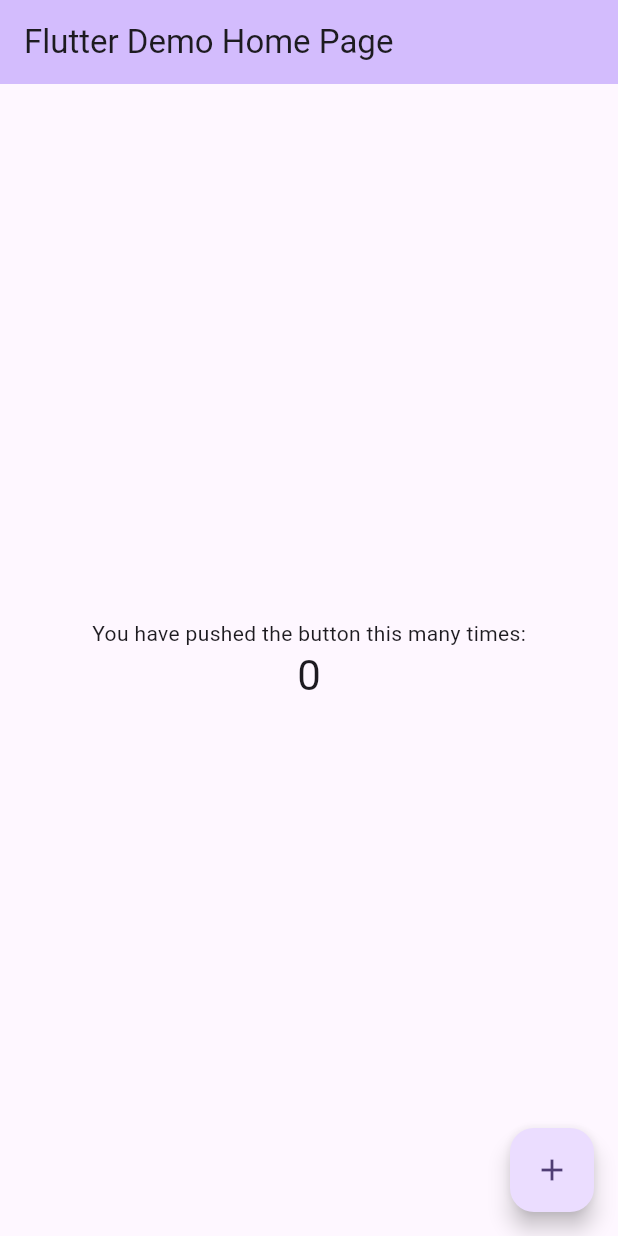
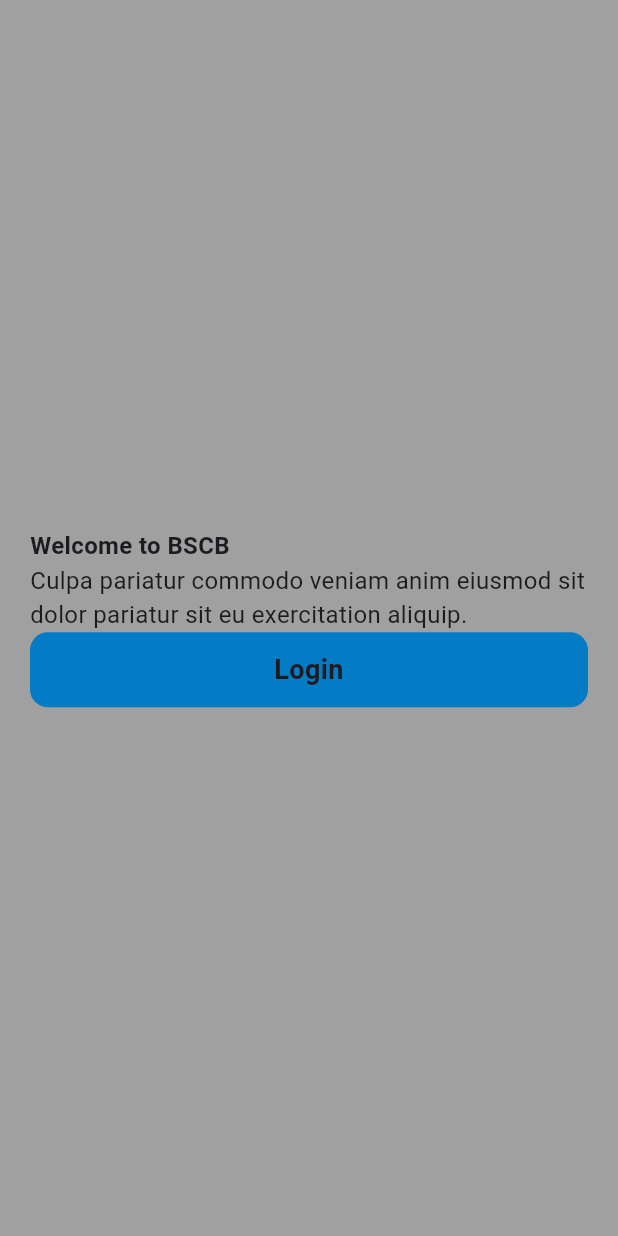
Before and after one commit to sarathkrishnanpv/bsscb, a Flutter app: the screen it shows after launch, on a phone screen of 412 x 824 dp. Run offline on Flutter 3.47's test engine with Material 3 defaults, Android fonts, the phone set to English and light mode, and no system bars; our stand-ins replace google_fonts.

Commit message:
update: Started authentication sprint

```diff
--- a/lib/main.dart
+++ b/lib/main.dart
@@ -1,111 +1,23 @@
+import 'package:app/ui/splash_screens/welcome.dart';
+import 'package:app/utils/app_colors.dart';
+import 'package:app/utils/text_theme.dart';
 import 'package:flutter/material.dart';
 
 void main() {
-  runApp(const MyApp());
+  runApp(MyApp());
 }
 
 class MyApp extends StatelessWidget {
-  const MyApp({super.key});
-
-  // This widget is the root of your application.
   @override
   Widget build(BuildContext context) {
     return MaterialApp(
-      title: 'Flutter Demo',
       theme: ThemeData(
-
-        colorScheme: ColorScheme.fromSeed(seedColor: Colors.deepPurple),
-        useMaterial3: true,
+        extensions: <ThemeExtension<dynamic>>[
+          AppTextTheme.fallback(),
+        ],
+        scaffoldBackgroundColor: AppColors.lightwhite
       ),
-      home: const MyHomePage(title: 'Flutter Demo Home Page'),
+      home: WelcomePage(),
     );
   }
 }
-
-class MyHomePage extends StatefulWidget {
-  const MyHomePage({super.key, required this.title});
-
-  // This widget is the home page of your application. It is stateful, meaning
-  // that it has a State object (defined below) that contains fields that affect
-  // how it looks.
-
-  // This class is the configuration for the state. It holds the values (in this
-  // case the title) provided by the parent (in this case the App widget) and
-  // used by the build method of the State. Fields in a Widget subclass are
-  // always marked "final".
-
-  final String title;
-
-  @override
-  State<MyHomePage> createState() => _MyHomePageState();
-}
-
-class _MyHomePageState extends State<MyHomePage> {
-  int _counter = 0;
-
-  void _incrementCounter() {
-    setState(() {
-      // This call to setState tells the Flutter framework that something has
-      // changed in this State, which causes it to rerun the build method below
-      // so that the display can reflect the updated values. If we changed
-      // _counter without calling setState(), then the build method would not be
-      // called again, and so nothing would appear to happen.
-      _counter++;
-    });
-  }
-
-  @override
-  Widget build(BuildContext context) {
-    // This method is rerun every time setState is called, for instance as done
-    // by the _incrementCounter method above.
-    //
-    // The Flutter framework has been optimized to make rerunning build methods
-    // fast, so that you can just rebuild anything that needs updating rather
-    // than having to individually change instances of widgets.
-    return Scaffold(
-      appBar: AppBar(
-        // TRY THIS: Try changing the color here to a specific color (to
-        // Colors.amber, perhaps?) and trigger a hot reload to see the AppBar
-        // change color while the other colors stay the same.
-        backgroundColor: Theme.of(context).colorScheme.inversePrimary,
-        // Here we take the value from the MyHomePage object that was created by
-        // the App.build method, and use it to set our appbar title.
-        title: Text(widget.title),
-      ),
-      body: Center(
-        // Center is a layout widget. It takes a single child and positions it
-        // in the middle of the parent.
-        child: Column(
-          // Column is also a layout widget. It takes a list of children and
-          // arranges them vertically. By default, it sizes itself to fit its
-          // children horizontally, and tries to be as tall as its parent.
-          //
-          // Column has various properties to control how it sizes itself and
-          // how it positions its children. Here we use mainAxisAlignment to
-          // center the children vertically; the main axis here is the vertical
-          // axis because Columns are vertical (the cross axis would be
-          // horizontal).
-          //
-          // TRY THIS: Invoke "debug painting" (choose the "Toggle Debug Paint"
-          // action in the IDE, or press "p" in the console), to see the
-          // wireframe for each widget.
-          mainAxisAlignment: MainAxisAlignment.center,
-          children: <Widget>[
-            const Text(
-              'You have pushed the button this many times:',
-            ),
-            Text(
-              '$_counter',
-              style: Theme.of(context).textTheme.headlineMedium,
-            ),
-          ],
-        ),
-      ),
-      floatingActionButton: FloatingActionButton(
-        onPressed: _incrementCounter,
-        tooltip: 'Increment',
-        child: const Icon(Icons.add),
-      ), // This trailing comma makes auto-formatting nicer for build methods.
-    );
-  }
-}
--- /dev/null
+++ b/lib/ui/splash_screens/welcome.dart
@@ -0,0 +1,32 @@
+import 'package:app/utils/app_colors.dart';
+import 'package:app/utils/text_theme.dart';
+import 'package:app/widgets/global_buttons.dart';
+import 'package:flutter/material.dart';
+
+class WelcomePage extends StatelessWidget {
+  const WelcomePage({super.key});
+
+  @override
+  Widget build(BuildContext context) {
+    final textTheme = Theme.of(context).extension<AppTextTheme>()!;
+    return Scaffold(
+      body: SafeArea(child:
+      Padding(
+        padding: const EdgeInsets.symmetric(horizontal: 20.0),
+        child: Column(
+          crossAxisAlignment: CrossAxisAlignment.start,
+          mainAxisAlignment: MainAxisAlignment.center,
+          children: [
+            Text("Welcome to BSCB",style: textTheme.appTextBodyTextLgBold),
+            Text("Culpa pariatur commodo veniam anim eiusmod sit dolor pariatur sit eu exercitation aliquip.",style: textTheme.appTextBodyTextLgRegular,),
+            SizedBox(
+  width: double.infinity, // Takes up as much horizontal space as possible
+  child: PrimaryButton(textTheme: textTheme,content: "Login",),
+)
+
+          ],
+        ),
+      )),
+    );
+  }
+}
--- /dev/null
+++ b/lib/utils/app_colors.dart
@@ -0,0 +1,26 @@
+import 'package:flutter/material.dart';
+
+class AppColors {
+  static const linear01 =
+      LinearGradient(colors: [Color(0xff3187ee), Color(0xff0a4284)]);
+
+  static const gradientCardSm =
+      LinearGradient(colors: [Color(0xff1c1e28), Color(0xff1c1e28)]);
+
+  static const gradientCardSmLight =
+      LinearGradient(colors: [Color(0xff15171f), Color(0xff15171f)]);
+  static const white = Color(0xFFFFFFFF);
+
+  static const primary = Color(0xFF047BC5);
+  static const secondary = Color(0xFF8F939F);
+  static const success = Color(0xFF16F602);
+  static const warning = Color(0xFFFFC411);
+  static const error = Color(0xFFFF1111);
+  static const lightwhite = Color(0xffA0A0A0);
+  static const darkblue = Color(0xff101218);
+  static const followlistcolor = Color(0xff1C1E28);
+  static const darkerbg = Color(0xff101218);
+  static const transparent = Colors.transparent;
+
+
+}
--- /dev/null
+++ b/lib/utils/text_theme.dart
@@ -0,0 +1,352 @@
+import 'package:flutter/material.dart';
+import 'package:google_fonts/google_fonts.dart';
+
+@immutable
+class AppTextTheme extends ThemeExtension<AppTextTheme> {
+  final TextStyle? appTextHeadingsDisplay1;
+  final TextStyle? appTextHeadingsDisplay2;
+  final TextStyle? appTextHeadingsDisplay3;
+  final TextStyle? appTextHeadingsHeading1;
+  final TextStyle? appTextHeadingsHeading2;
+  final TextStyle? appTextHeadingsHeading3;
+  final TextStyle? appTextHeadingsHeading4;
+  final TextStyle? appTextBodyTextXsSemibold;
+  final TextStyle? appTextBodyTextXsMedium;
+  final TextStyle? appTextBodyTextXsRegular;
+  final TextStyle? appTextBodyTextSmRegular;
+  final TextStyle? appTextBodyTextSmMedium;
+  final TextStyle? appTextBodyTextSmSemibold;
+  final TextStyle? appTextBodyTextBaseBold;
+  final TextStyle? appTextBodyTextBaseSemibold;
+  final TextStyle? appTextBodyTextBaseMedium;
+  final TextStyle? appTextBodyTextBaseRegular;
+  final TextStyle? appTextBodyTextLgBold;
+  final TextStyle? appTextBodyTextLgSemibold;
+  final TextStyle? appTextBodyTextLgMedium;
+  final TextStyle? appTextBodyTextLgRegular;
+  final TextStyle? appTextBodyTextXlBold;
+  final TextStyle? appTextBodyTextXlSemibold;
+  final TextStyle? appTextBodyTextXlMedium;
+  final TextStyle? appTextBodyTextXlRegular;
+
+  const AppTextTheme({
+    this.appTextHeadingsDisplay1,
+    this.appTextHeadingsDisplay2,
+    this.appTextHeadingsDisplay3,
+    this.appTextHeadingsHeading1,
+    this.appTextHeadingsHeading2,
+    this.appTextHeadingsHeading3,
+    this.appTextHeadingsHeading4,
+    this.appTextBodyTextXsSemibold,
+    this.appTextBodyTextXsMedium,
+    this.appTextBodyTextXsRegular,
+    this.appTextBodyTextSmRegular,
+    this.appTextBodyTextSmMedium,
+    this.appTextBodyTextSmSemibold,
+    this.appTextBodyTextBaseBold,
+    this.appTextBodyTextBaseSemibold,
+    this.appTextBodyTextBaseMedium,
+    this.appTextBodyTextBaseRegular,
+    this.appTextBodyTextLgBold,
+    this.appTextBodyTextLgSemibold,
+    this.appTextBodyTextLgMedium,
+    this.appTextBodyTextLgRegular,
+    this.appTextBodyTextXlBold,
+    this.appTextBodyTextXlSemibold,
+    this.appTextBodyTextXlMedium,
+    this.appTextBodyTextXlRegular,
+  });
+
+  AppTextTheme.fallback()
+      : this(
+          appTextHeadingsDisplay1: GoogleFonts.roboto(
+            fontSize: 44,
+            fontWeight: FontWeight.w700,
+            fontStyle: FontStyle.normal,
+            decoration: TextDecoration.none,
+          ),
+          appTextHeadingsDisplay2: GoogleFonts.roboto(
+            fontSize: 40,
+            fontWeight: FontWeight.w400,
+            fontStyle: FontStyle.normal,
+            decoration: TextDecoration.none,
+          ),
+          appTextHeadingsDisplay3: GoogleFonts.roboto(
+            fontSize: 32,
+            fontWeight: FontWeight.w700,
+            fontStyle: FontStyle.normal,
+            decoration: TextDecoration.none,
+          ),
+          appTextHeadingsHeading1: GoogleFonts.roboto(
+            fontSize: 28,
+            fontWeight: FontWeight.w700,
+            fontStyle: FontStyle.normal,
+            decoration: TextDecoration.none,
+          ),
+          appTextHeadingsHeading2: GoogleFonts.roboto(
+            fontSize: 24,
+            fontWeight: FontWeight.w700,
+            fontStyle: FontStyle.normal,
+            decoration: TextDecoration.none,
+          ),
+          appTextHeadingsHeading3: GoogleFonts.roboto(
+            fontSize: 20,
+            fontWeight: FontWeight.w700,
+            fontStyle: FontStyle.normal,
+            decoration: TextDecoration.none,
+          ),
+          appTextHeadingsHeading4: GoogleFonts.roboto(
+            fontSize: 18,
+            fontWeight: FontWeight.w700,
+            fontStyle: FontStyle.normal,
+            decoration: TextDecoration.none,
+          ),
+          appTextBodyTextXsSemibold: GoogleFonts.roboto(
+            fontSize: 10,
+            fontWeight: FontWeight.w700,
+            fontStyle: FontStyle.normal,
+            decoration: TextDecoration.none,
+          ),
+          appTextBodyTextXsMedium: GoogleFonts.roboto(
+            fontSize: 10,
+            fontWeight: FontWeight.w500,
+            fontStyle: FontStyle.normal,
+            decoration: TextDecoration.none,
+          ),
+          appTextBodyTextXsRegular: GoogleFonts.roboto(
+            fontSize: 10,
+            fontWeight: FontWeight.w400,
+            fontStyle: FontStyle.normal,
+            decoration: TextDecoration.none,
+          ),
+          appTextBodyTextSmRegular: GoogleFonts.roboto(
+            fontSize: 12,
+            fontWeight: FontWeight.w400,
+            fontStyle: FontStyle.normal,
+            decoration: TextDecoration.none,
+          ),
+          appTextBodyTextSmMedium: GoogleFonts.roboto(
+            fontSize: 12,
+            fontWeight: FontWeight.w500,
+            fontStyle: FontStyle.normal,
+            decoration: TextDecoration.none,
+          ),
+          appTextBodyTextSmSemibold: GoogleFonts.roboto(
+            fontSize: 12,
+            fontWeight: FontWeight.w700,
+            fontStyle: FontStyle.normal,
+            decoration: TextDecoration.none,
+          ),
+          appTextBodyTextBaseBold: GoogleFonts.roboto(
+            fontSize: 14,
+            fontWeight: FontWeight.w700,
+            fontStyle: FontStyle.normal,
+            decoration: TextDecoration.none,
+          ),
+          appTextBodyTextBaseSemibold: GoogleFonts.roboto(
+            fontSize: 14,
+            fontWeight: FontWeight.w700,
+            fontStyle: FontStyle.normal,
+            decoration: TextDecoration.none,
+          ),
+          appTextBodyTextBaseMedium: GoogleFonts.roboto(
+            fontSize: 14,
+            fontWeight: FontWeight.w500,
+            fontStyle: FontStyle.normal,
+            decoration: TextDecoration.none,
+          ),
+          appTextBodyTextBaseRegular: GoogleFonts.roboto(
+            fontSize: 14,
+            fontWeight: FontWeight.w400,
+            fontStyle: FontStyle.normal,
+            decoration: TextDecoration.none,
+          ),
+          appTextBodyTextLgBold: GoogleFonts.roboto(
+            fontSize: 16,
+            fontWeight: FontWeight.w700,
+            fontStyle: FontStyle.normal,
+            decoration: TextDecoration.none,
+          ),
+          appTextBodyTextLgSemibold: GoogleFonts.roboto(
+            fontSize: 16,
+            fontWeight: FontWeight.w700,
+            fontStyle: FontStyle.normal,
+            decoration: TextDecoration.none,
+          ),
+          appTextBodyTextLgMedium: GoogleFonts.roboto(
+            fontSize: 16,
+            fontWeight: FontWeight.w500,
+            fontStyle: FontStyle.normal,
+            decoration: TextDecoration.none,
+          ),
+          appTextBodyTextLgRegular: GoogleFonts.roboto(
+            fontSize: 16,
+            fontWeight: FontWeight.w400,
+            fontStyle: FontStyle.normal,
+            decoration: TextDecoration.none,
+          ),
+          appTextBodyTextXlBold: GoogleFonts.roboto(
+            fontSize: 18,
+            fontWeight: FontWeight.w700,
+            fontStyle: FontStyle.normal,
+            decoration: TextDecoration.none,
+          ),
+          appTextBodyTextXlSemibold: GoogleFonts.roboto(
+            fontSize: 18,
+            fontWeight: FontWeight.w700,
+            fontStyle: FontStyle.normal,
+            decoration: TextDecoration.none,
+          ),
+          appTextBodyTextXlMedium: GoogleFonts.roboto(
+            fontSize: 18,
+            fontWeight: FontWeight.w500,
+            fontStyle: FontStyle.normal,
+            decoration: TextDecoration.none,
+          ),
+          appTextBodyTextXlRegular: GoogleFonts.roboto(
+            fontSize: 18,
+            fontWeight: FontWeight.w400,
+            fontStyle: FontStyle.normal,
+            decoration: TextDecoration.none,
+          ),
+        );
+
+  @override
+  AppTextTheme copyWith({
+    TextStyle? appTextHeadingsDisplay1,
+    TextStyle? appTextHeadingsDisplay2,
+    TextStyle? appTextHeadingsDisplay3,
+    TextStyle? appTextHeadingsHeading1,
+    TextStyle? appTextHeadingsHeading2,
+    TextStyle? appTextHeadingsHeading3,
+    TextStyle? appTextHeadingsHeading4,
+    TextStyle? appTextBodyTextXsSemibold,
+    TextStyle? appTextBodyTextXsMedium,
+    TextStyle? appTextBodyTextXsRegular,
+    TextStyle? appTextBodyTextSmRegular,
+    TextStyle? appTextBodyTextSmMedium,
+    TextStyle? appTextBodyTextSmSemibold,
+    TextStyle? appTextBodyTextBaseBold,
+    TextStyle? appTextBodyTextBaseSemibold,
+    TextStyle? appTextBodyTextBaseMedium,
+    TextStyle? appTextBodyTextBaseRegular,
+    TextStyle? appTextBodyTextLgBold,
+    TextStyle? appTextBodyTextLgSemibold,
+    TextStyle? appTextBodyTextLgMedium,
+    TextStyle? appTextBodyTextLgRegular,
+    TextStyle? appTextBodyTextXlBold,
+    TextStyle? appTextBodyTextXlSemibold,
+    TextStyle? appTextBodyTextXlMedium,
+    TextStyle? appTextBodyTextXlRegular,
+  }) {
+    return AppTextTheme(
+      appTextHeadingsDisplay1:
+          appTextHeadingsDisplay1 ?? this.appTextHeadingsDisplay1,
+      appTextHeadingsDisplay2:
+          appTextHeadingsDisplay2 ?? this.appTextHeadingsDisplay2,
+      appTextHeadingsDisplay3:
+          appTextHeadingsDisplay3 ?? this.appTextHeadingsDisplay3,
+      appTextHeadingsHeading1:
+          appTextHeadingsHeading1 ?? this.appTextHeadingsHeading1,
+      appTextHeadingsHeading2:
+          appTextHeadingsHeading2 ?? this.appTextHeadingsHeading2,
+      appTextHeadingsHeading3:
+          appTextHeadingsHeading3 ?? this.appTextHeadingsHeading3,
+      appTextHeadingsHeading4:
+          appTextHeadingsHeading4 ?? this.appTextHeadingsHeading4,
+      appTextBodyTextXsSemibold:
+          appTextBodyTextXsSemibold ?? this.appTextBodyTextXsSemibold,
+      appTextBodyTextXsMedium:
+          appTextBodyTextXsMedium ?? this.appTextBodyTextXsMedium,
+      appTextBodyTextXsRegular:
+          appTextBodyTextXsRegular ?? this.appTextBodyTextXsRegular,
+      appTextBodyTextSmRegular:
+          appTextBodyTextSmRegular ?? this.appTextBodyTextSmRegular,
+      appTextBodyTextSmMedium:
+          appTextBodyTextSmMedium ?? this.appTextBodyTextSmMedium,
+      appTextBodyTextSmSemibold:
+          appTextBodyTextSmSemibold ?? this.appTextBodyTextSmSemibold,
+      appTextBodyTextBaseBold:
+          appTextBodyTextBaseBold ?? this.appTextBodyTextBaseBold,
+      appTextBodyTextBaseSemibold:
+          appTextBodyTextBaseSemibold ?? this.appTextBodyTextBaseSemibold,
+      appTextBodyTextBaseMedium:
+          appTextBodyTextBaseMedium ?? this.appTextBodyTextBaseMedium,
+      appTextBodyTextBaseRegular:
+          appTextBodyTextBaseRegular ?? this.appTextBodyTextBaseRegular,
+      appTextBodyTextLgBold:
+          appTextBodyTextLgBold ?? this.appTextBodyTextLgBold,
+      appTextBodyTextLgSemibold:
+          appTextBodyTextLgSemibold ?? this.appTextBodyTextLgSemibold,
+      appTextBodyTextLgMedium:
+          appTextBodyTextLgMedium ?? this.appTextBodyTextLgMedium,
+      appTextBodyTextLgRegular:
+          appTextBodyTextLgRegular ?? this.appTextBodyTextLgRegular,
+      appTextBodyTextXlBold:
+          appTextBodyTextXlBold ?? this.appTextBodyTextXlBold,
+      appTextBodyTextXlSemibold:
+          appTextBodyTextXlSemibold ?? this.appTextBodyTextXlSemibold,
+      appTextBodyTextXlMedium:
+          appTextBodyTextXlMedium ?? this.appTextBodyTextXlMedium,
+      appTextBodyTextXlRegular:
+          appTextBodyTextXlRegular ?? this.appTextBodyTextXlRegular,
+    );
+  }
+
+  @override
+  AppTextTheme lerp(AppTextTheme? other, double t) {
+    if (other is! AppTextTheme) return this;
+    return AppTextTheme(
+      appTextHeadingsDisplay1: TextStyle.lerp(
+          appTextHeadingsDisplay1, other.appTextHeadingsDisplay1, t),
+      appTextHeadingsDisplay2: TextStyle.lerp(
+          appTextHeadingsDisplay2, other.appTextHeadingsDisplay2, t),
+      appTextHeadingsDisplay3: TextStyle.lerp(
+          appTextHeadingsDisplay3, other.appTextHeadingsDisplay3, t),
+      appTextHeadingsHeading1: TextStyle.lerp(
+          appTextHeadingsHeading1, other.appTextHeadingsHeading1, t),
+      appTextHeadingsHeading2: TextStyle.lerp(
+          appTextHeadingsHeading2, other.appTextHeadingsHeading2, t),
+      appTextHeadingsHeading3: TextStyle.lerp(
+          appTextHeadingsHeading3, other.appTextHeadingsHeading3, t),
+      appTextHeadingsHeading4: TextStyle.lerp(
+          appTextHeadingsHeading4, other.appTextHeadingsHeading4, t),
+      appTextBodyTextXsSemibold: TextStyle.lerp(
+          appTextBodyTextXsSemibold, other.appTextBodyTextXsSemibold, t),
+      appTextBodyTextXsMedium: TextStyle.lerp(
+          appTextBodyTextXsMedium, other.appTextBodyTextXsMedium, t),
+      appTextBodyTextXsRegular: TextStyle.lerp(
+          appTextBodyTextXsRegular, other.appTextBodyTextXsRegular, t),
+      appTextBodyTextSmRegular: TextStyle.lerp(
+          appTextBodyTextSmRegular, other.appTextBodyTextSmRegular, t),
+      appTextBodyTextSmMedium: TextStyle.lerp(
+          appTextBodyTextSmMedium, other.appTextBodyTextSmMedium, t),
+      appTextBodyTextSmSemibold: TextStyle.lerp(
+          appTextBodyTextSmSemibold, other.appTextBodyTextSmSemibold, t),
+      appTextBodyTextBaseBold: TextStyle.lerp(
+          appTextBodyTextBaseBold, other.appTextBodyTextBaseBold, t),
+      appTextBodyTextBaseSemibold: TextStyle.lerp(
+          appTextBodyTextBaseSemibold, other.appTextBodyTextBaseSemibold, t),
+      appTextBodyTextBaseMedium: TextStyle.lerp(
+          appTextBodyTextBaseMedium, other.appTextBodyTextBaseMedium, t),
+      appTextBodyTextBaseRegular: TextStyle.lerp(
+          appTextBodyTextBaseRegular, other.appTextBodyTextBaseRegular, t),
+      appTextBodyTextLgBold:
+          TextStyle.lerp(appTextBodyTextLgBold, other.appTextBodyTextLgBold, t),
+      appTextBodyTextLgSemibold: TextStyle.lerp(
+          appTextBodyTextLgSemibold, other.appTextBodyTextLgSemibold, t),
+      appTextBodyTextLgMedium: TextStyle.lerp(
+          appTextBodyTextLgMedium, other.appTextBodyTextLgMedium, t),
+      appTextBodyTextLgRegular: TextStyle.lerp(
+          appTextBodyTextLgRegular, other.appTextBodyTextLgRegular, t),
+      appTextBodyTextXlBold:
+          TextStyle.lerp(appTextBodyTextXlBold, other.appTextBodyTextXlBold, t),
+      appTextBodyTextXlSemibold: TextStyle.lerp(
+          appTextBodyTextXlSemibold, other.appTextBodyTextXlSemibold, t),
+      appTextBodyTextXlMedium: TextStyle.lerp(
+          appTextBodyTextXlMedium, other.appTextBodyTextXlMedium, t),
+      appTextBodyTextXlRegular: TextStyle.lerp(
+          appTextBodyTextXlRegular, other.appTextBodyTextXlRegular, t),
+    );
+  }
+}
--- /dev/null
+++ b/lib/widgets/global_buttons.dart
@@ -0,0 +1,35 @@
+
+import 'package:app/utils/app_colors.dart';
+import 'package:app/utils/text_theme.dart';
+import 'package:flutter/material.dart';
+
+//primary color button
+class PrimaryButton extends StatelessWidget {
+  const PrimaryButton({
+    super.key,
+    required this.textTheme,
+    required this.content,
+  });
+
+  final AppTextTheme textTheme;
+  final String content;
+
+  @override
+  Widget build(BuildContext context) {
+    return Container(
+      decoration: BoxDecoration(
+        borderRadius: BorderRadius.circular(12),
+        color: AppColors.primary,
+
+      ),
+      child: Padding(
+        padding: EdgeInsets.symmetric(vertical: 12.0), // Adds padding to the button
+        child: Text(
+          content,
+          style: textTheme.appTextBodyTextXlBold,
+          textAlign: TextAlign.center, // Centers the text within the button
+        ),
+      ),
+    );
+  }
+}
```
Also changed, not shown: pubspec.yaml (+8 -1 lines), pubspec.lock, 5 other files.
